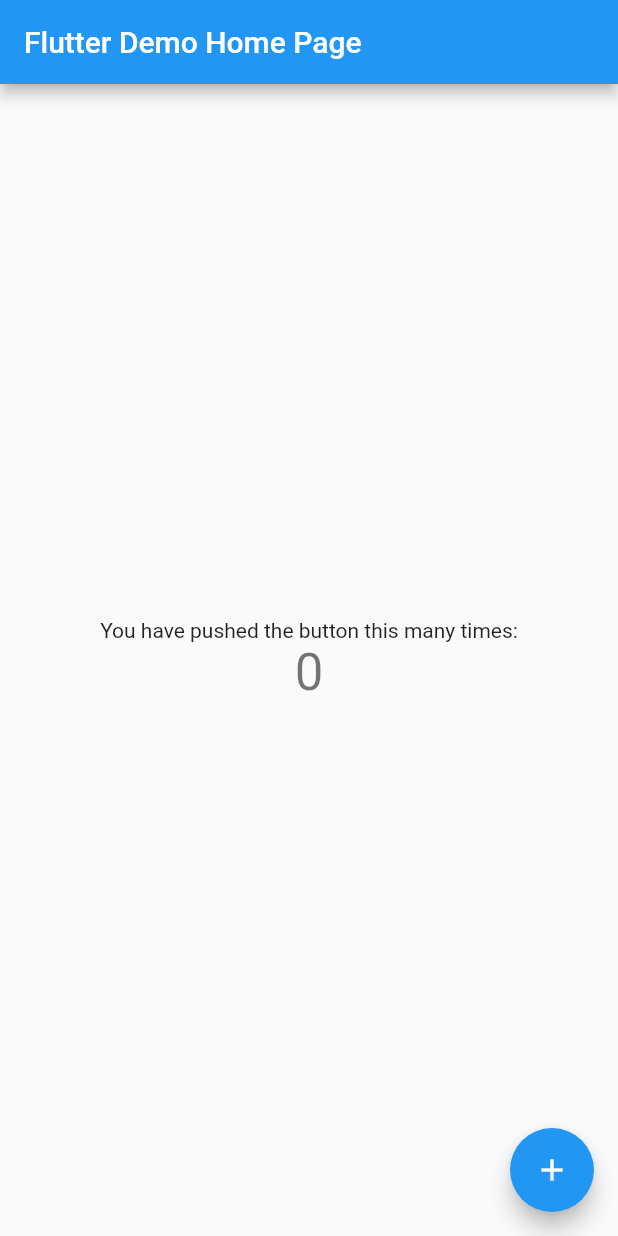
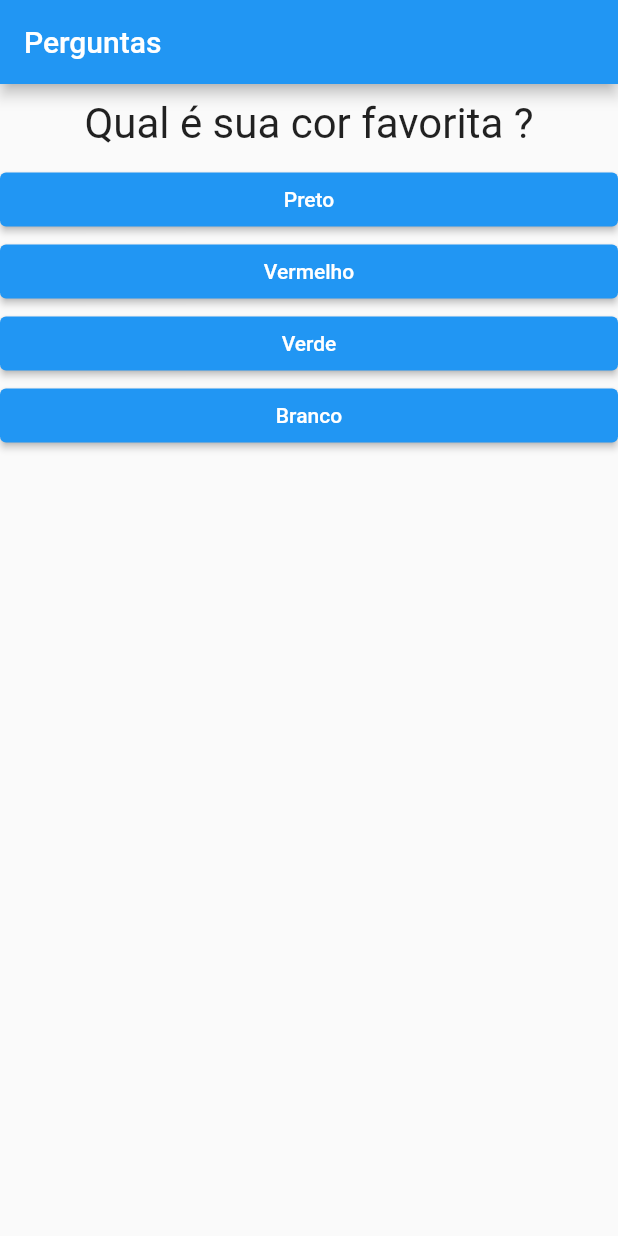
Before and after one commit to pinheiropaulo/Curso_Flutter, a Flutter app: the screen it shows after launch, on a phone screen of 412 x 824 dp. Run offline on Flutter 3.47's test engine with Material 2 defaults, Android fonts, the phone set to English and light mode, and no system bars.

Commit message:
Modulo 2: Noções básicas de Flutter

```diff
--- a/projeto_perguntas/lib/main.dart
+++ b/projeto_perguntas/lib/main.dart
@@ -1,66 +1,93 @@
 import 'package:flutter/material.dart';
 
+import 'package:projeto_perguntas/questionario.dart';
+import 'package:projeto_perguntas/resultado.dart';
+
 void main() {
-  runApp(const MyApp());
+  runApp(const PerguntaApp());
 }
 
-class MyApp extends StatelessWidget {
-  const MyApp({super.key});
+class PerguntaApp extends StatefulWidget {
+  const PerguntaApp({super.key});
+
+  @override
+  _PerguntaAppState createState() {
+    return _PerguntaAppState();
+  }
+}
+
+class _PerguntaAppState extends State<PerguntaApp> {
+  var _perguntaSelecionada = 0;
+  var _pontuacaoTotal = 0;
+
+  final _perguntas = const [
+    {
+      "texto": "Qual é sua cor favorita ? ",
+      "respostas": [
+        {"texto": "Preto", "pontuacao": 10},
+        {"texto": "Vermelho", "pontuacao": 5},
+        {"texto": "Verde", "pontuacao": 3},
+        {"texto": "Branco", "pontuacao": 1},
+      ]
+    },
+    {
+      "texto": "Qual é seu animal favorito ? ",
+      "respostas": [
+        {"texto": "Coelho", "pontuacao": 10},
+        {"texto": "Cobra", "pontuacao": 5},
+        {"texto": "Elefante", "pontuacao": 3},
+        {"texto": "Leão", "pontuacao": 1},
+      ]
+    },
+    {
+      "texto": "Qual seu instrutor favorito ? ",
+      "respostas": [
+        {"texto": "Leo", "pontuacao": 10},
+        {"texto": "Maria", "pontuacao": 5},
+        {"texto": "João", "pontuacao": 3},
+        {"texto": "Pedro", "pontuacao": 1},
+      ]
+    }
+  ];
+
+  void _responder(int pontuacao) {
+    if (temPerguntaSelecionada) {
+      setState(() {
+        _perguntaSelecionada++;
+        _pontuacaoTotal += pontuacao;
+      });
+    }
+  }
+
+  void _reiniciarQuestionario() {
+    setState(() {
+      _perguntaSelecionada = 0;
+      _pontuacaoTotal = 0;
+    });
+  }
+
+  bool get temPerguntaSelecionada {
+    return _perguntaSelecionada < _perguntas.length;
+  }
 
   @override
   Widget build(BuildContext context) {
     return MaterialApp(
-      title: 'Flutter Demo',
-      theme: ThemeData(
-        primarySwatch: Colors.blue,
-      ),
-      home: const MyHomePage(title: 'Flutter Demo Home Page'),
-    );
-  }
-}
-
-class MyHomePage extends StatefulWidget {
-  const MyHomePage({super.key, required this.title});
-
-  final String title;
-
-  @override
-  State<MyHomePage> createState() => _MyHomePageState();
-}
-
-class _MyHomePageState extends State<MyHomePage> {
-  int _counter = 0;
-
-  void _incrementCounter() {
-    setState(() {
-      _counter++;
-    });
-  }
-
-  @override
-  Widget build(BuildContext context) {
-    return Scaffold(
-      appBar: AppBar(
-        title: Text(widget.title),
-      ),
-      body: Center(
-        child: Column(
-          mainAxisAlignment: MainAxisAlignment.center,
-          children: <Widget>[
-            const Text(
-              'You have pushed the button this many times:',
-            ),
-            Text(
-              '$_counter',
-              style: Theme.of(context).textTheme.headline4,
-            ),
-          ],
+      debugShowCheckedModeBanner: false,
+      home: Scaffold(
+        appBar: AppBar(
+          title: const Text("Perguntas"),
         ),
-      ),
-      floatingActionButton: FloatingActionButton(
-        onPressed: _incrementCounter,
-        tooltip: 'Increment',
-        child: const Icon(Icons.add),
+        body: temPerguntaSelecionada
+            ? Questionario(
+                perguntas: _perguntas,
+                perguntaSelecionada: _perguntaSelecionada,
+                quandoResponder: _responder,
+              )
+            : Resultado(
+                pontuacao: _pontuacaoTotal,
+                quandoReiniciarQuestionario: _reiniciarQuestionario,
+              ),
       ),
     );
   }
--- /dev/null
+++ b/projeto_perguntas/lib/questao.dart
@@ -0,0 +1,22 @@
+import 'package:flutter/material.dart';
+
+class Questao extends StatelessWidget {
+  final String texto;
+
+  const Questao({super.key, required this.texto});
+
+  @override
+  Widget build(BuildContext context) {
+    return Container(
+      width: double.infinity,
+      margin: const EdgeInsets.all(10),
+      child: Text(
+        texto,
+        style: const TextStyle(
+          fontSize: 28,
+        ),
+        textAlign: TextAlign.center,
+      ),
+    );
+  }
+}
--- /dev/null
+++ b/projeto_perguntas/lib/questionario.dart
@@ -0,0 +1,46 @@
+import 'package:flutter/material.dart';
+
+import 'package:projeto_perguntas/questao.dart';
+import 'package:projeto_perguntas/resposta.dart';
+
+class Questionario extends StatelessWidget {
+  final List<Map<String, Object>> perguntas;
+  final int perguntaSelecionada;
+  final void Function(int) quandoResponder;
+
+  const Questionario({
+    super.key,
+    required this.perguntas,
+    required this.perguntaSelecionada,
+    required this.quandoResponder,
+  });
+
+  bool get temPerguntaSelecionada {
+    return perguntaSelecionada < perguntas.length;
+  }
+
+  @override
+  Widget build(BuildContext context) {
+    List<Map<String, Object>> respostas = temPerguntaSelecionada
+        ? perguntas[perguntaSelecionada].cast()["respostas"]
+        : [];
+
+    return Column(
+      children: [
+        Questao(
+          texto: perguntas[perguntaSelecionada]["texto"].toString(),
+        ),
+        ...respostas.map((resp) {
+          return Resposta(
+            texto: resp["texto"].toString(),
+            quandoSelecionado: () => quandoResponder(
+              int.parse(
+                resp["pontuacao"].toString(),
+              ),
+            ),
+          );
+        }).toList()
+      ],
+    );
+  }
+}
--- /dev/null
+++ b/projeto_perguntas/lib/resposta.dart
@@ -0,0 +1,23 @@
+import 'package:flutter/material.dart';
+
+class Resposta extends StatelessWidget {
+  final String texto;
+  final void Function() quandoSelecionado;
+
+  const Resposta({
+    super.key,
+    required this.texto,
+    required this.quandoSelecionado,
+  });
+
+  @override
+  Widget build(BuildContext context) {
+    return SizedBox(
+      width: double.infinity,
+      child: ElevatedButton(
+        onPressed: quandoSelecionado,
+        child: Text(texto),
+      ),
+    );
+  }
+}
```
Also changed, not shown: projeto_perguntas/lib/resultado.dart (added, +46 -0 lines), 3 other files.
